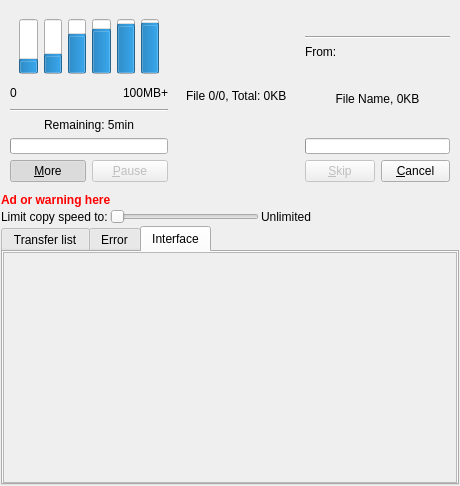
First picture: the form in plugins/Themes/Oxygen2/interface.ui, repository alphaonex86/Ultracopier, before the edit.
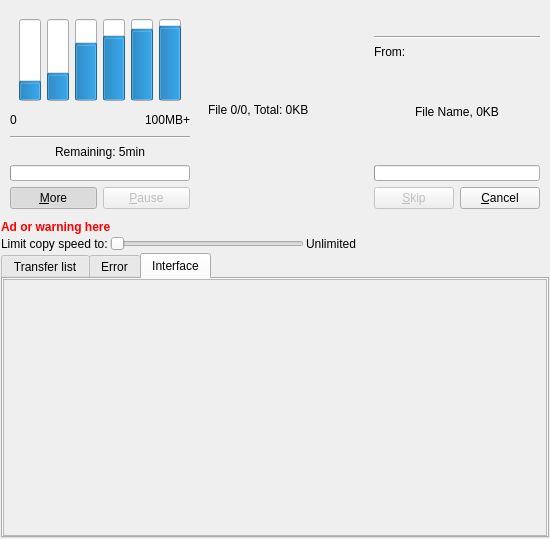
Second picture: the form after the edit. The open tabs and pages were chosen to show the change. Icons and pictures are not drawn.

Diff of the .ui file:
```diff
--- a/plugins/Themes/Oxygen2/interface.ui
+++ b/plugins/Themes/Oxygen2/interface.ui
@@ -6,13 +6,13 @@
    <rect>
     <x>0</x>
     <y>0</y>
-    <width>460</width>
-    <height>486</height>
+    <width>550</width>
+    <height>539</height>
    </rect>
   </property>
   <property name="minimumSize">
    <size>
-    <width>460</width>
+    <width>550</width>
     <height>0</height>
    </size>
   </property>
@@ -66,17 +66,11 @@
       <item>
        <widget class="QFrame" name="frameLeft">
         <property name="sizePolicy">
-         <sizepolicy hsizetype="Preferred" vsizetype="Minimum">
+         <sizepolicy hsizetype="MinimumExpanding" vsizetype="Minimum">
           <horstretch>0</horstretch>
           <verstretch>0</verstretch>
          </sizepolicy>
         </property>
-        <property name="minimumSize">
-         <size>
-          <width>150</width>
-          <height>100</height>
-         </size>
-        </property>
         <layout class="QVBoxLayout" name="verticalLayoutLeft">
          <item>
           <layout class="QVBoxLayout" name="verticalLayout_2">
@@ -335,17 +329,11 @@
       <item>
        <widget class="QFrame" name="frameRight">
         <property name="sizePolicy">
-         <sizepolicy hsizetype="Preferred" vsizetype="Minimum">
+         <sizepolicy hsizetype="MinimumExpanding" vsizetype="Minimum">
           <horstretch>0</horstretch>
           <verstretch>0</verstretch>
          </sizepolicy>
         </property>
-        <property name="minimumSize">
-         <size>
-          <width>150</width>
-          <height>100</height>
-         </size>
-        </property>
         <layout class="QVBoxLayout" name="verticalLayoutRight">
          <item>
           <layout class="QHBoxLayout" name="horizontalLayout_9">
@@ -998,8 +986,8 @@
            <rect>
             <x>0</x>
             <y>0</y>
-            <width>446</width>
-            <height>223</height>
+            <width>536</width>
+            <height>242</height>
            </rect>
           </property>
          </widget>
```
Left out of the diff: 4 changed lines with no effect on the pictures.
